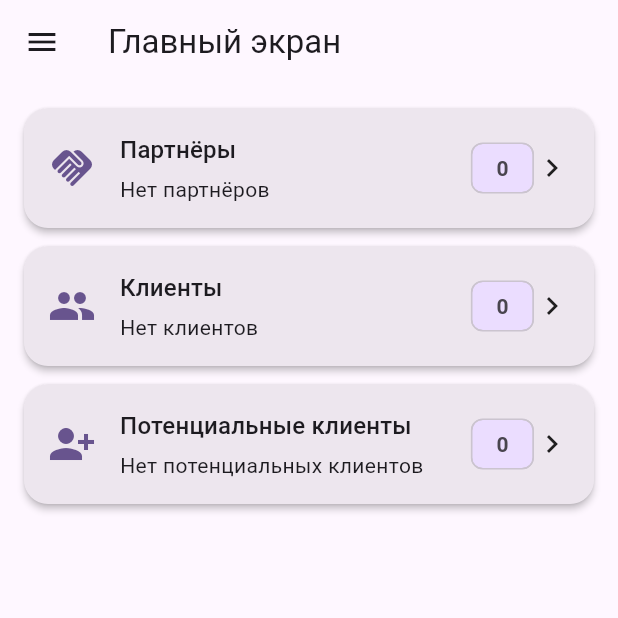
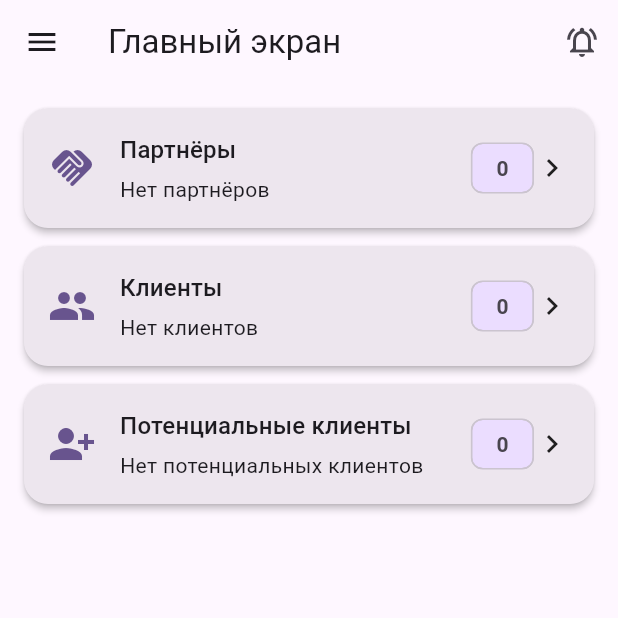
Before and after one commit to SergeyFierce/touchnotebookbeta_flutter, a Flutter app: the screen it shows after launch, on a phone screen of 412 x 824 dp, the top half of it. Run offline on Flutter 3.47's test engine with Material 3 defaults, Android fonts, the phone set to English and light mode, and no system bars; drawn by our look-alikes of overlay_support; our stand-ins replace flutter_svg, mask_text_input_formatter, sqflite; accounts and stored records are empty.

Commit message:
Add demo push notification action

```diff
--- a/lib/screens/home_screen.dart
+++ b/lib/screens/home_screen.dart
@@ -42,6 +42,8 @@ abstract class R {
       'Создайте первый контакт. Ниже можно открыть списки по категориям.';
   static const chipHintOpenList = 'Откройте список по категории';
   static const dataUpdated = 'Данные обновлены';
+  static const showNotification = 'Показать уведомление';
+  static const notificationMessage = 'Это тестовое push-уведомление.';
 
   static String summaryUnknown(int count) {
     if (count <= 0) return summaryAllKnown;
@@ -365,7 +367,16 @@ class _HomeScreenState extends State<HomeScreen> with RestorationMixin {
   Widget build(BuildContext context) {
     return Scaffold(
       restorationId: 'home_scaffold',
-      appBar: AppBar(title: const Text(R.homeTitle)),
+      appBar: AppBar(
+        title: const Text(R.homeTitle),
+        actions: [
+          IconButton(
+            tooltip: R.showNotification,
+            icon: const Icon(Icons.notifications_active_outlined),
+            onPressed: _showDemoNotification,
+          ),
+        ],
+      ),
       drawer: NavigationDrawer(
         selectedIndex: _drawerIndex.value,
         onDestinationSelected: (index) {
@@ -591,6 +602,13 @@ class _HomeScreenState extends State<HomeScreen> with RestorationMixin {
         label: const Text(R.addContact),
         icon: const Icon(Icons.person_add),
       ),
+    );
+  }
+
+  void _showDemoNotification() {
+    showSystemNotification(
+      R.notificationMessage,
+      style: SystemNotificationStyle.success,
     );
   }
 }
```
